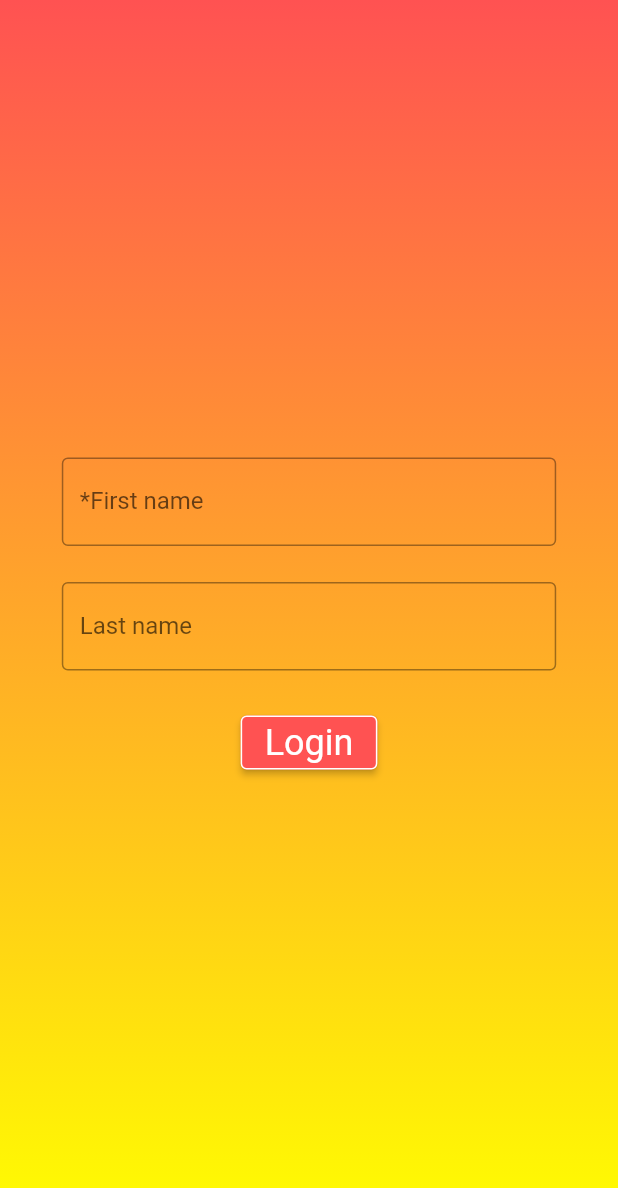
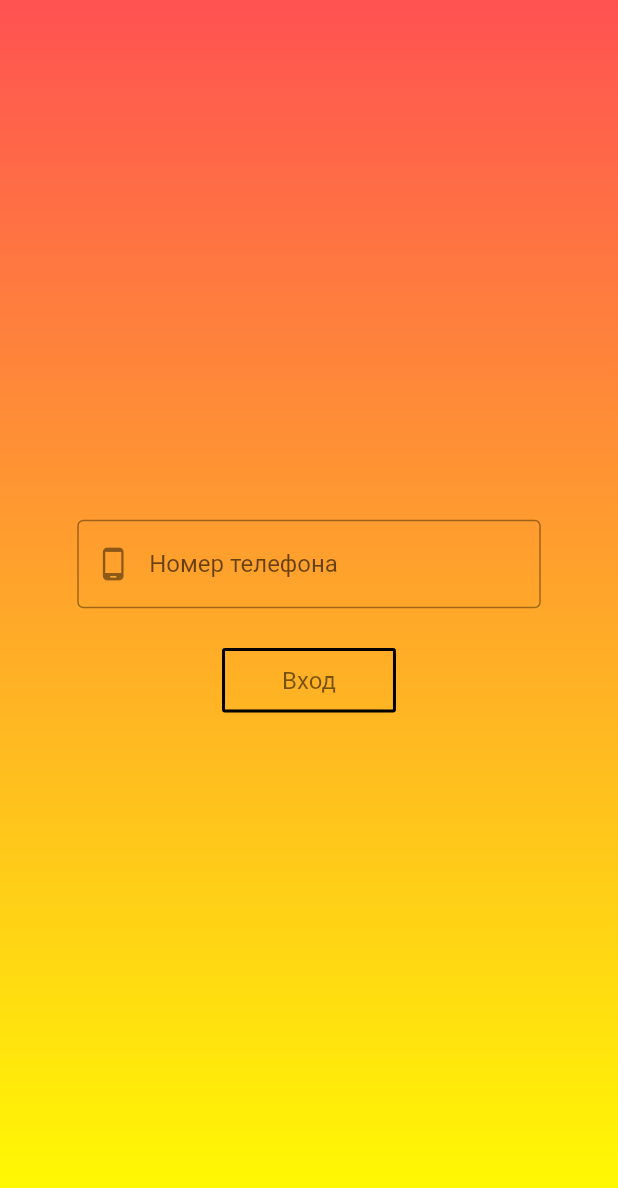
Before and after one commit to UsatovDenisWH/avtoservice_locator, a Flutter app: the LoginScreen screen opened directly, on a phone screen of 412 x 824 dp. Shown: the top 1188 px of the screen. Run offline on Flutter 3.47's test engine with Material 2 defaults, Android fonts, the phone set to English and light mode, and no system bars; our stand-ins replace shared_preferences; missing offline and left inert: flutter_fimber, flutter_simple_dependency_injection; accounts and stored records are empty; statements that could not run were skipped.

Commit message:
LoginBloc/LoginScreen complete

```diff
--- a/lib/bloc/startup_bloc.dart
+++ b/lib/bloc/startup_bloc.dart
@@ -10,45 +10,30 @@ class StartupBloc extends BlocBase {
   final Repository _repository;
   final CurrentUserService _currentUserService;
   final ScreenBuilderService _screenBuilderService;
-
-//  final LoginScreenBuilder _loginScreen;
-//  final RequestScreenBuilder _requestScreen;
-
   Future<bool> isRepoInit;
   BuildContext context;
-
   final _log = FimberLog("FLU_CHAT");
 
   StartupBloc(
       {@required Repository repository,
       @required CurrentUserService currentUserService,
-      @required ScreenBuilderService screenBuilderService
-//      @required loginScreen,
-//      @required requestScreen
-      })
+      @required ScreenBuilderService screenBuilderService})
       : this._repository = repository,
         this._currentUserService = currentUserService,
-        this._screenBuilderService = screenBuilderService
-//        this._loginScreen = loginScreen,
-//        this._requestScreen = requestScreen
-  {
+        this._screenBuilderService = screenBuilderService {
     _log.d("StartupBloc create start");
     isRepoInit = _repository.isInitialized;
     _log.d("StartupBloc create end");
   }
 
   void gotoNextScreen() {
+    var nextScreen;
     var currentUser = _currentUserService.getCurrentUser();
-    var nextScreen;
-
     if (currentUser == null) {
-      nextScreen =
-          _screenBuilderService.getLoginScreenBuilder(); //_loginScreen;
+      nextScreen = _screenBuilderService.getLoginScreenBuilder();
     } else {
-      nextScreen =
-          _screenBuilderService.getRequestScreenBuilder(); //_requestScreen;
+      nextScreen = _screenBuilderService.getRequestScreenBuilder();
     }
-
     Navigator.pushReplacement(context,
         MaterialPageRoute(builder: (BuildContext context) => nextScreen()));
   }
--- a/lib/di/di_container.dart
+++ b/lib/di/di_container.dart
@@ -54,8 +54,6 @@ class DiContainer {
               repository: i.get<Repository>(),
               currentUserService: i.get<CurrentUserService>(),
               screenBuilderService: i.get<ScreenBuilderService>(),
-//                  loginScreen: i.get<LoginScreenBuilder>(),
-//                  requestScreen: i.get<RequestScreenBuilder>()),
             )),
         isSingleton: true);
 
--- a/lib/model/user.dart
+++ b/lib/model/user.dart
@@ -3,6 +3,7 @@ import 'dart:core';
 import 'package:avtoservicelocator/model/car.dart';
 import 'package:avtoservicelocator/model/message.dart';
 import 'package:avtoservicelocator/model/request.dart';
+import 'package:flutter/foundation.dart';
 
 class User {
   String phoneNumber;
@@ -13,4 +14,6 @@ class User {
   List<Car> cars;
   List<Request> requests;
   List<Message> messages;
+
+  User({@required String phoneNumber}) : this.phoneNumber = phoneNumber;
 }
--- a/lib/ui/login_screen.dart
+++ b/lib/ui/login_screen.dart
@@ -1,9 +1,7 @@
-
-
 import 'package:avtoservicelocator/bloc/common/bloc_provider.dart';
 import 'package:avtoservicelocator/bloc/login_bloc.dart';
-import 'package:avtoservicelocator/model/user.dart';
 import 'package:flutter/material.dart';
+import 'package:flutter/services.dart';
 
 class LoginScreen extends StatefulWidget {
   @override
@@ -12,22 +10,20 @@ class LoginScreen extends StatefulWidget {
 
 class _LoginScreenState extends State<LoginScreen> {
   LoginBloc _bloc;
-  User _currentUser;
+  bool _isLoginButtonDisabled;
+  final TextEditingController _phoneNumberController = TextEditingController();
 
   void initState() {
     super.initState();
     _bloc = BlocProvider.of(context);
     _bloc.context = context;
-    _currentUser = _bloc.currentUser;
+    _isLoginButtonDisabled = true;
+    _phoneNumberController.addListener(_onChangePhoneNumberField);
+//    _phoneNumberController.text = "";
   }
 
   @override
   Widget build(BuildContext context) {
-    TextEditingController firstNameController = TextEditingController();
-    TextEditingController lastNameController = TextEditingController();
-//    firstNameController.text = _currentUser?.firstName ?? "";
-//    lastNameController.text = _currentUser?.lastName ?? "";
-
     return Scaffold(
         body: Stack(
       fit: StackFit.expand,
@@ -53,14 +49,23 @@ class _LoginScreenState extends State<LoginScreen> {
                   child: SizedBox.shrink(),
                 ),
                 Flexible(
-                      flex: 8,
+                  flex: 6,
                   child: TextField(
                     decoration: InputDecoration(
                       border: OutlineInputBorder(),
-                            hintText: "*First name",
-                            labelText: "*First name"),
-                        controller: firstNameController,
-                        textInputAction: TextInputAction.next,
+                      labelText: "Номер телефона",
+                      hintText: "Номер телефона",
+                      prefixIcon: Icon(Icons.phone_android),
+                      prefixText: "+7 ",
+                    ),
+                    controller: _phoneNumberController,
+                    inputFormatters: [
+                      WhitelistingTextInputFormatter.digitsOnly,
+                      LengthLimitingTextInputFormatter(10)
+                    ],
+                    keyboardType: TextInputType.phone,
+                    textInputAction: TextInputAction.done,
+                    onEditingComplete: _submitCredential,
                   ),
                 ),
                 Flexible(
@@ -70,45 +75,20 @@ class _LoginScreenState extends State<LoginScreen> {
               ],
             ),
             SizedBox(height: 24.0),
-                Row(
-                  mainAxisAlignment: MainAxisAlignment.center,
-                  children: <Widget>[
-                    Flexible(
-                      flex: 1,
-                      child: SizedBox.shrink(),
-                    ),
-                    Flexible(
-                      flex: 8,
-                      child: TextField(
-                        decoration: InputDecoration(
-                            border: OutlineInputBorder(),
-                            hintText: "Last name",
-                            labelText: "Last name"),
-                        controller: lastNameController,
-                        textInputAction: TextInputAction.next,
-                      ),
-                    ),
-                    Flexible(
-                      flex: 1,
-                      child: SizedBox.shrink(),
-                    ),
-                  ],
-                ),
-                SizedBox(height: 24.0),
-                RaisedButton(
-                  color: Colors.redAccent,
-                  shape: RoundedRectangleBorder(
-                      borderRadius: BorderRadius.circular(4.0),
-                      side: BorderSide(color: Colors.white)),
-                  onPressed: () {
-                    _submitCredential(firstNameController.text.toString(),
-                        lastNameController.text.toString());
-                  },
-                  child: Text("Login",
+            OutlineButton(
+              borderSide: _isLoginButtonDisabled
+                  ? BorderSide(color: Colors.black, width: 2.0)
+                  : BorderSide(color: Colors.blue, width: 2.0),
+              padding: EdgeInsets.symmetric(vertical: 12.0, horizontal: 40.0),
+              onPressed: _isLoginButtonDisabled ? null : _submitCredential,
+              child: Text("Вход",
                   style: TextStyle(
-                          color: Colors.white,
-                          fontSize: 24.0,
-                          fontWeight: FontWeight.normal)),
+                      color:
+                          _isLoginButtonDisabled ? Colors.black54 : Colors.blue,
+                      fontSize: 16.0,
+                      fontWeight: _isLoginButtonDisabled
+                          ? FontWeight.normal
+                          : FontWeight.bold)),
             )
           ],
         )
@@ -116,15 +96,20 @@ class _LoginScreenState extends State<LoginScreen> {
     ));
   }
 
-  void _submitCredential(String firstName, String lastName) {
-//    // TODO check firstName length
-//    bool result = _bloc.loginUser(firstName: firstName, lastName: lastName);
-//    // TODO handle result
-//    if (result) {
-//      Navigator.pushReplacement(
-//          context,
-//          MaterialPageRoute(
-//              builder: (BuildContext context) => _bloc.getNextScreen()));
-//    }
+  void _submitCredential() {
+    var phoneNumber = _phoneNumberController.text.toString();
+    if (phoneNumber.length == 10) {
+      _bloc.loginUser(phoneNumber: "+7$phoneNumber");
     }
   }
+
+  void _onChangePhoneNumberField() {
+    setState(() {
+      if (_phoneNumberController.text.length == 10) {
+        _isLoginButtonDisabled = false;
+      } else {
+        _isLoginButtonDisabled = true;
+      }
+    });
+  }
+}
--- a/lib/ui/startup_screen.dart
+++ b/lib/ui/startup_screen.dart
@@ -53,12 +53,6 @@ class _StartupScreenState extends State<StartupScreen> {
             builder: (context, snapshot) {
               if (snapshot.hasData && snapshot.data) {
                 Future.microtask(() => _bloc.gotoNextScreen());
-//            return Text("Next screen");
-//            Future.microtask(() => Navigator.pushReplacement(
-//                context,
-//                MaterialPageRoute(
-//                    builder: (BuildContext context) =>
-//                        _bloc.getNextScreen())));
               }
               return Column(
                 mainAxisSize: MainAxisSize.min,
```
Also changed, not shown: lib/bloc/login_bloc.dart (+9 -25 lines), lib/data/current_user_service.dart (+39 -33 lines), lib/data/dummy_data_source.dart (+16 -2 lines). Lines whose indentation alone changed are shown as unchanged.
